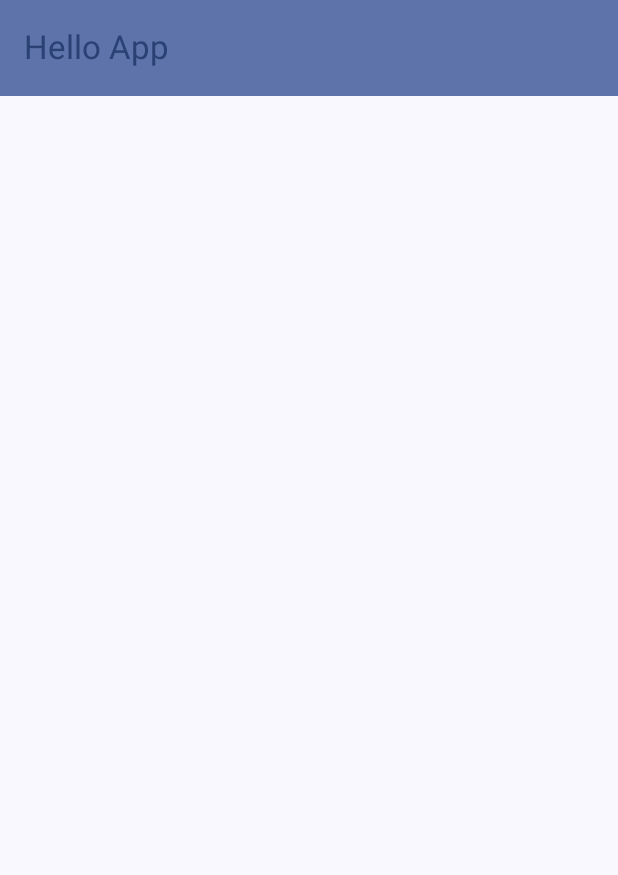
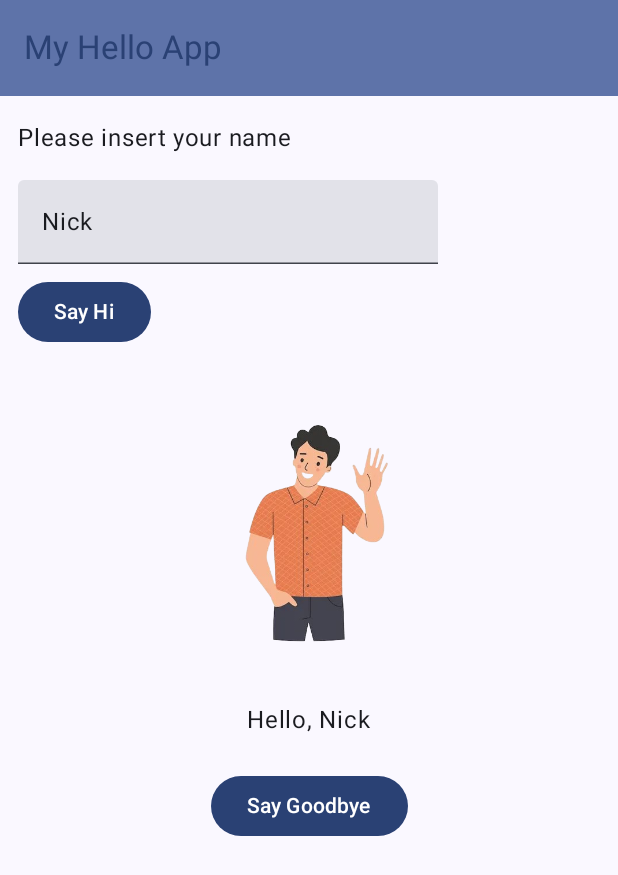
Before and after one commit to TheAttentionSeeker5050/HelloAndroidApp, an Android app built with Jetpack Compose: the screen it shows after launch (MainActivity), on a phone screen of 412 x 824 dp. Shown: the top 875 px of the screen. Run offline under Robolectric (Android 15) with nearby library versions, the phone set to English and light mode, and no system bars.

Commit message:
added basic layout

```diff
--- /dev/null
+++ b/app/src/main/java/com/example/myhelloapp/HelloApp.kt
@@ -0,0 +1,123 @@
+package com.example.myhelloapp
+
+import android.annotation.SuppressLint
+import androidx.compose.foundation.Image
+import androidx.compose.foundation.layout.Arrangement
+import androidx.compose.foundation.layout.Box
+import androidx.compose.foundation.layout.Column
+import androidx.compose.foundation.layout.Row
+import androidx.compose.foundation.layout.Spacer
+import androidx.compose.foundation.layout.fillMaxSize
+import androidx.compose.foundation.layout.fillMaxWidth
+import androidx.compose.foundation.layout.padding
+import androidx.compose.material3.Button
+import androidx.compose.material3.ExperimentalMaterial3Api
+import androidx.compose.material3.MaterialTheme
+import androidx.compose.material3.Scaffold
+import androidx.compose.material3.Text
+import androidx.compose.material3.TextField
+import androidx.compose.material3.TopAppBar
+import androidx.compose.material3.TopAppBarDefaults.topAppBarColors
+import androidx.compose.runtime.Composable
+import androidx.compose.runtime.getValue
+import androidx.compose.runtime.mutableStateOf
+import androidx.compose.runtime.remember
+import androidx.compose.runtime.setValue
+import androidx.compose.ui.Alignment
+import androidx.compose.ui.Modifier
+import androidx.compose.ui.res.painterResource
+import androidx.compose.ui.res.stringResource
+import androidx.compose.ui.text.input.TextFieldValue
+import androidx.compose.ui.tooling.preview.Preview
+import androidx.compose.ui.unit.dp
+import com.example.myhelloapp.ui.theme.MyHelloAppTheme
+import org.intellij.lang.annotations.JdkConstants.HorizontalAlignment
+
+// This app holds the main container
+@OptIn(ExperimentalMaterial3Api::class)
+@Composable
+fun MyHelloApp() {
+    // make the state variable myname
+    var myname by remember { mutableStateOf(TextFieldValue("Nick")) }
+    var message by remember { mutableStateOf("Hello, ${myname.text}") }
+    Scaffold (
+        topBar = {
+            TopAppBar(
+                title = { Text(text = stringResource( id = R.string.app_name )) },
+                colors = topAppBarColors(
+                    containerColor = MaterialTheme.colorScheme.primaryContainer,
+                    titleContentColor = MaterialTheme.colorScheme.primary
+                )
+            )
+        },
+
+    ) {innerPadding ->
+        Box(
+            modifier = Modifier.padding(innerPadding)
+        ) {
+            Column(
+                modifier = Modifier
+                    .fillMaxSize()
+                    .padding(12.dp, 8.dp),
+                verticalArrangement = Arrangement.Top,
+
+
+                ) {
+                Text(
+                    text = stringResource(
+                        id = R.string.insert_name_message
+                    ),
+                    modifier = Modifier.padding(0.dp, 8.dp)
+                )
+
+                TextField(
+                    modifier = Modifier.padding(0.dp, 8.dp),
+                    value = myname,
+                    onValueChange = { newName -> myname = newName },
+                )
+
+                Button(onClick = { /*TODO*/ }) {
+                    Text(text = "Say Hi")
+                }
+
+                Column (
+                    horizontalAlignment = Alignment.CenterHorizontally,
+                    modifier = Modifier
+                        .fillMaxWidth()
+                        .fillMaxSize(0.6F)
+                    ,
+                    verticalArrangement = Arrangement.SpaceEvenly
+                ) {
+
+                    Image(
+                        painter = painterResource(
+                            id = R.drawable.person_saying_hi_nobg
+                        ),
+                        contentDescription = "Person Saying Hi",
+                        modifier = Modifier
+                            .fillMaxSize(0.55F)
+                    )
+
+                    Text(
+                        text = message
+                    )
+
+                    Button(onClick = { /*TODO*/ }) {
+                        Text(text = "Say Goodbye")
+                    }
+
+                }
+
+
+            }
+        }
+    }
+}
+
+@Preview(showBackground = true)
+@Composable
+fun MyHelloAppPreview() {
+    MyHelloAppTheme {
+        MyHelloApp()
+    }
+}
--- a/app/src/main/java/com/example/myhelloapp/HeloApp.kt
+++ /dev/null
@@ -1,51 +0,0 @@
-package com.example.myhelloapp
-
-import android.annotation.SuppressLint
-import androidx.compose.foundation.layout.Arrangement
-import androidx.compose.foundation.layout.Column
-import androidx.compose.foundation.layout.padding
-import androidx.compose.material3.ExperimentalMaterial3Api
-import androidx.compose.material3.MaterialTheme
-import androidx.compose.material3.Scaffold
-import androidx.compose.material3.Text
-import androidx.compose.material3.TopAppBar
-import androidx.compose.material3.TopAppBarDefaults.topAppBarColors
-import androidx.compose.runtime.Composable
-import androidx.compose.ui.Modifier
-import androidx.compose.ui.tooling.preview.Preview
-import androidx.compose.ui.unit.dp
-import com.example.myhelloapp.ui.theme.MyHelloAppTheme
-
-// This app holds the main container
-@OptIn(ExperimentalMaterial3Api::class)
-@Composable
-fun MyHelloApp() {
-//    Text(text = "MyHelloApp")
-    Scaffold (
-        topBar = {
-            TopAppBar(
-                title = { Text(text = "Hello App") },
-                colors = topAppBarColors(
-                    containerColor = MaterialTheme.colorScheme.primaryContainer,
-                    titleContentColor = MaterialTheme.colorScheme.primary
-                )
-            )
-        },
-    ) {innerPadding ->
-        Column (
-            modifier = Modifier
-                .padding(innerPadding),
-            verticalArrangement = Arrangement.spacedBy(16.dp),
-        ) {
-
-        }
-    }
-}
-
-@Preview(showBackground = true)
-@Composable
-fun MyHelloAppPreview() {
-    MyHelloAppTheme {
-        MyHelloApp()
-    }
-}
--- a/app/src/main/res/values/strings.xml
+++ b/app/src/main/res/values/strings.xml
@@ -1,3 +1,5 @@
 <resources>
-    <string name="app_name">MyHelloApp</string>
+    <string name="app_name">My Hello App</string>
+    <string name="insert_name_message">Please insert your name</string>
+
 </resources>
```
Also changed, not shown: app/src/main/res/drawable-nodpi/person_saying_hi.webp (added), app/src/main/res/drawable-nodpi/person_saying_hi_nobg.png (added).
